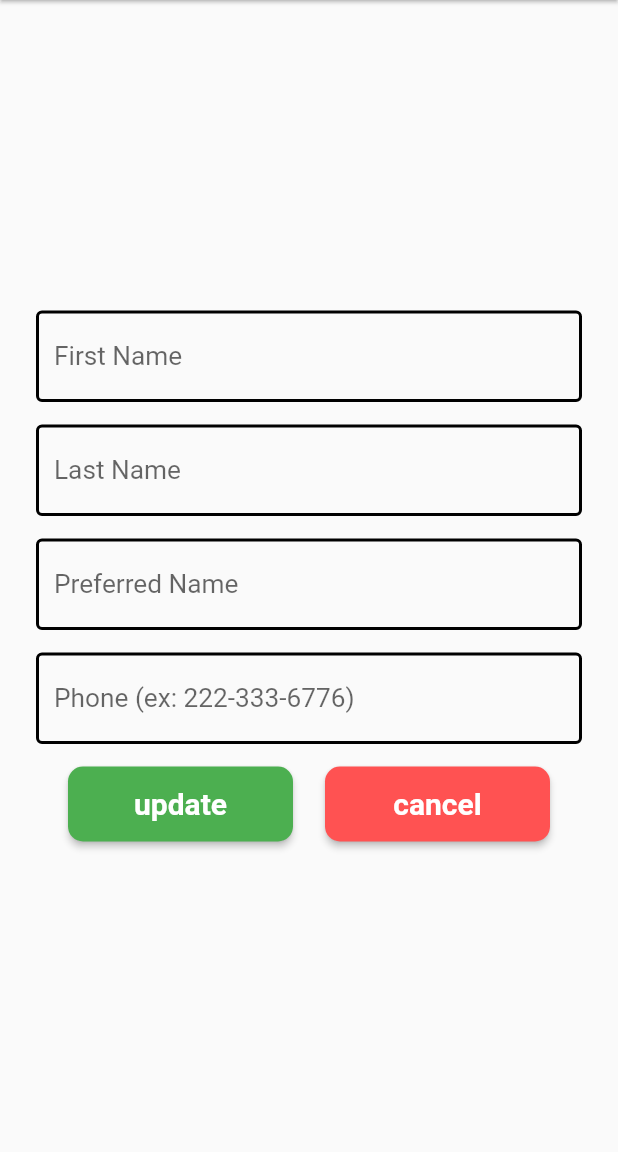
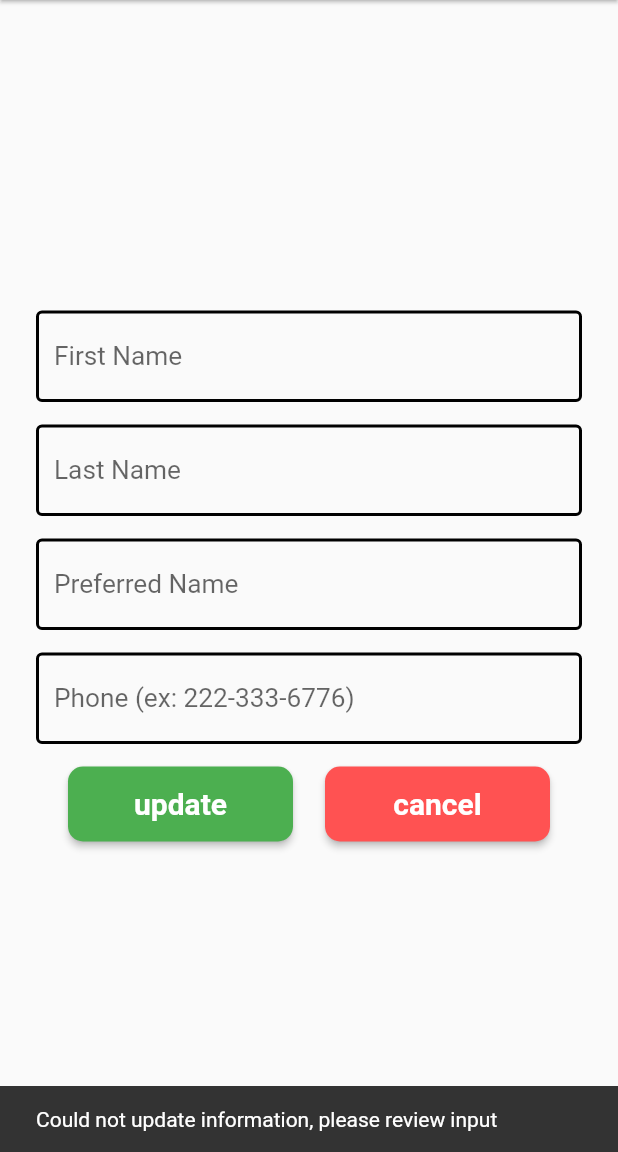
Before and after one commit to kcgalee/CSC-4996-RMS-Mobile, a Flutter app: the EditEmployee screen opened directly with empty values, after a tap on "update", on a phone screen of 412 x 824 dp, the part 84-1236 px from its top. Run offline on Flutter 3.47's test engine with Material 2 defaults, Android fonts, the phone set to English and light mode, and no system bars; our stand-ins replace cloud_firestore, email_validator, firebase_auth, firebase_core, qr_flutter; missing offline and left inert: qr_code_scanner; accounts and stored records are empty.

Commit message:
edit employee functionality finished

```diff
--- a/lib/manager/editEmployee.dart
+++ b/lib/manager/editEmployee.dart
@@ -21,9 +21,13 @@ class EditEmployee extends StatefulWidget {
 class _EditEmployee extends State<EditEmployee> {
   final firstNameController = TextEditingController();
   final lastNameController = TextEditingController();
-  final preferredNameController = TextEditingController();
+  final prefNameController = TextEditingController();
   final phoneController = TextEditingController();
+  final openingController = TextEditingController();
+  final closingController = TextEditingController();
   final pattern = RegExp(r'^(1-)?\d{3}-\d{3}-\d{4}$');
+  final nPattern = RegExp(r'^(0?[1-9]|1[0-2]):[0-5][0-9]$');
+
   @override
   Widget build(BuildContext context)=> Scaffold (
     drawer: const ManagerNavigationDrawer(),
@@ -46,7 +50,7 @@ class _EditEmployee extends State<EditEmployee> {
                 keyboardType: TextInputType.number,
                 autovalidateMode: AutovalidateMode.onUserInteraction,
                 validator: (fName) =>
-                fName != "" || fName != null && fName.length > 20
+                fName != null && fName.trim().length > 20
                     ? 'First name must be between 1 to 20 characters' : null,
                 decoration: const InputDecoration(
                     hintText: "First Name",
@@ -65,7 +69,7 @@ class _EditEmployee extends State<EditEmployee> {
                 keyboardType: TextInputType.number,
                 autovalidateMode: AutovalidateMode.onUserInteraction,
                 validator: (lName) =>
-                lName != "" || lName != null && lName.length > 20
+                lName != null && lName.trim().length > 20
                     ? 'Last name must be between 1 to 20 characters' : null,
                 decoration: const InputDecoration(
                     hintText: "Last Name",
@@ -80,11 +84,11 @@ class _EditEmployee extends State<EditEmployee> {
             Padding(
               padding: const EdgeInsets.only(bottom: 15),
               child: TextFormField(
-                controller: preferredNameController,
+                controller: prefNameController,
                 keyboardType: TextInputType.number,
                 autovalidateMode: AutovalidateMode.onUserInteraction,
                 validator: (prefName) =>
-                prefName != "" || prefName != null && prefName.length > 20
+                prefName != null && prefName.trim().length > 20
                     ? 'Preferred name must be between 1 to 20 characters' : null,
                 decoration: const InputDecoration(
                     hintText: "Preferred Name",
@@ -103,8 +107,8 @@ class _EditEmployee extends State<EditEmployee> {
                 keyboardType: TextInputType.number,
                 autovalidateMode: AutovalidateMode.onUserInteraction,
                 validator: (number) =>
-                number != "" && number != null && !pattern.hasMatch(number)
-                    ? 'Enter valid phone number' : null,
+                number != null && !pattern.hasMatch(number)
+                    ? 'Enter valid phone number (ex: 222-333-6776)' : null,
                 decoration: const InputDecoration(
                     hintText: "Phone (ex: 222-333-6776)",
                     enabledBorder: OutlineInputBorder(
@@ -114,7 +118,6 @@ class _EditEmployee extends State<EditEmployee> {
                 ),
               ),
             ),
-
             Row (
               mainAxisAlignment: MainAxisAlignment.spaceEvenly,
               children: [
@@ -132,24 +135,27 @@ class _EditEmployee extends State<EditEmployee> {
                     ),
                     child: const Text("update"),
                     onPressed: (){
-                        if (firstNameController.text.trim() != "" && firstNameController.text.trim().length <= 20){
+                      if (validate(firstNameController.text.trim(), lastNameController.text.trim(), prefNameController.text.trim(), phoneController.text.trim()) == true){
+                        ScaffoldMessenger.of(context).showSnackBar(SnackBar(
+                          content: Text('Could not update information, please review input'),
+                        ));
+                      } else {
+                        if (firstNameController.text.trim() != ""){
                           updateFName(firstNameController.text.trim());
                         }
-                        if (lastNameController.text.trim() != "" && lastNameController.text.trim().length <= 20){
+                        if (lastNameController.text.trim() != ""){
                           updateLName(lastNameController.text.trim());
                         }
-                        if (preferredNameController.text.trim() != "" && preferredNameController.text.trim().length <= 20){
-                          updatePrefName(preferredNameController.text.trim());
+                        if (prefNameController.text.trim() != ""){
+                          updatePrefName(prefNameController.text.trim());
                         }
-
-                        if (phoneController.text.trim() != "" && pattern.hasMatch(phoneController.text.trim())){
+                        if (phoneController.text.trim() != ""){
                           updatePhone(phoneController.text.trim());
-                        } else if (phoneController.text.trim() != "" && !pattern.hasMatch(phoneController.text.trim())){
-                          ScaffoldMessenger.of(context).showSnackBar(SnackBar(
-                            content: Text('Incorrect phone number format'),
-                          ));
                         }
-
+                        ScaffoldMessenger.of(context).showSnackBar(SnackBar(
+                          content: Text('Success, information has been updated.'),
+                        ));
+                      }
                     }
                 ),
                 ElevatedButton(
@@ -198,7 +204,7 @@ class _EditEmployee extends State<EditEmployee> {
     await user.reference.update({
       'prefName': prefName
     });
-    preferredNameController.text = "";
+    prefNameController.text = "";
   }
 
   updatePhone(String phone) async {
@@ -209,5 +215,20 @@ class _EditEmployee extends State<EditEmployee> {
     phoneController.text = "";
   }
 
+  bool validate(String fName, var lName, var prefName, var newPhone) {
+    bool error = false;
+    if (fName.length > 20){
+      error = true;
+    } else if (lName.length > 20){
+      error = true;
+    } else if (prefName.length > 20){
+      error = true;
+    } else if (newPhone != "" && !pattern.hasMatch(newPhone)){
+      error = true;
+    } else if (fName == "" && lName == "" && prefName == "" && newPhone == ""){
+      error = true;
+    }
+    return error;
+  }
 
 }
--- a/lib/manager/manageEmployee.dart
+++ b/lib/manager/manageEmployee.dart
@@ -55,7 +55,10 @@ class _ManageEmployeeState extends State<ManageEmployee> {
                             return ManagerTile (
                               taskName: (snapshot.data?.docs[index]['fName'] ?? '') + ' ' + (snapshot.data?.docs[index]['lName'] ?? ''),
                               subTitle: snapshot.data?.docs[index]['email'] ?? '',
-                              onPressedDelete: (){},
+                              onPressedDelete: (){
+                                //confirm deletion popup goes here
+
+                              },
                               onPressedEdit: (){
                                 Navigator.push(context,
                                     MaterialPageRoute(builder: (context) =>  EditEmployee(eID: (snapshot.data?.docs[index].reference.id ?? ''),
--- a/lib/manager/manageRestaurant.dart
+++ b/lib/manager/manageRestaurant.dart
@@ -41,7 +41,7 @@ class _ManageRestaurant extends State<ManageRestaurant> {
 
 
         body: StreamBuilder(
-            stream: FirebaseFirestore.instance.collection('restaurants').where('managerUID', isEqualTo: FirebaseAuth.instance.currentUser?.uid).snapshots(),
+            stream: FirebaseFirestore.instance.collection('restaurants').where('managerID', isEqualTo: FirebaseAuth.instance.currentUser?.uid).snapshots(),
             builder: (context, snapshot) {
               if (!snapshot.hasData || snapshot.data?.docs.length == 0) {
                 return Center(child: Text("You are not managing any restaurants."),);
```
